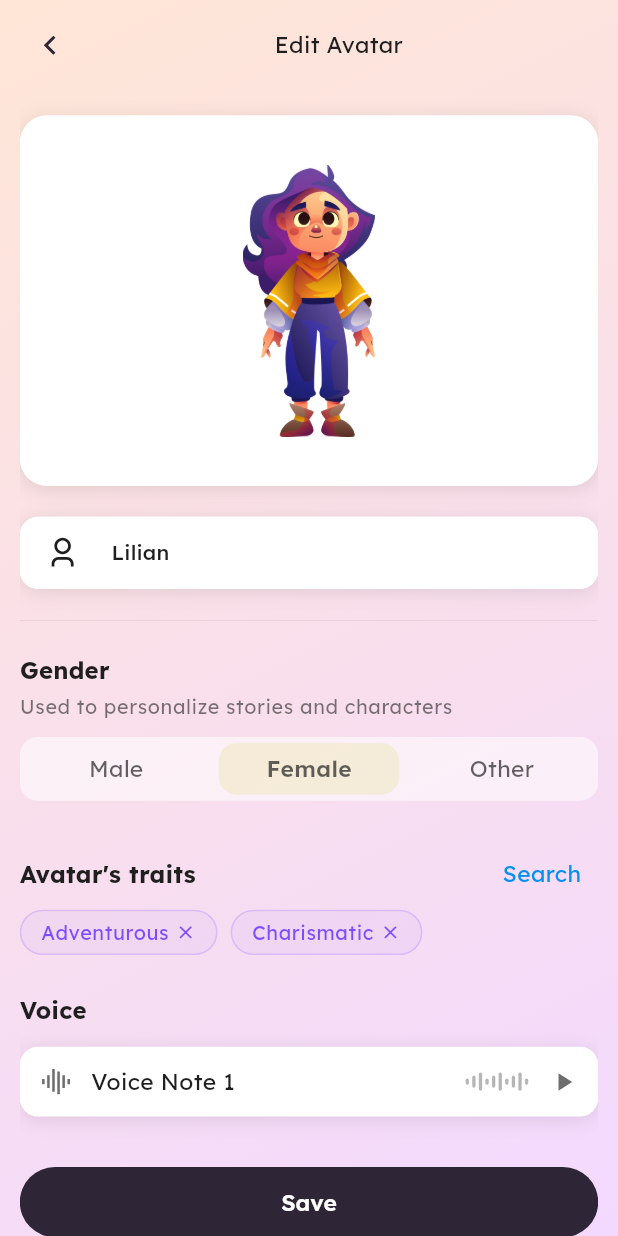
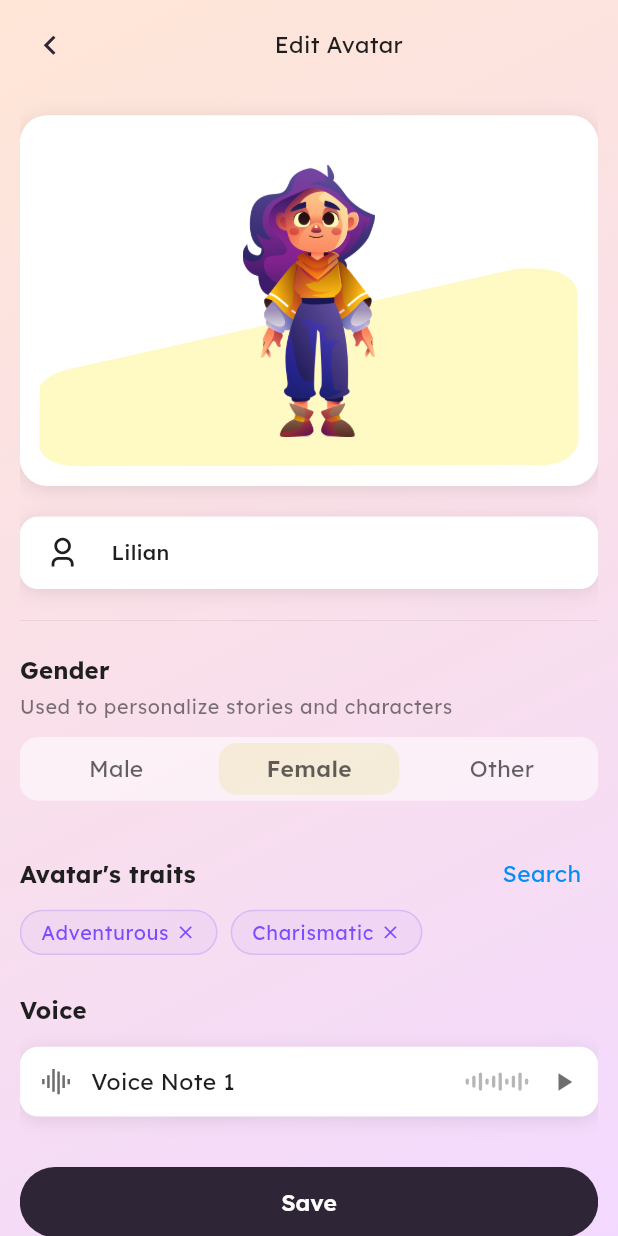
Before and after one commit to ahmadzaib/sleep-app, a Flutter app: the EditAvatarScreen screen opened by its route, on a phone screen of 412 x 824 dp. Run offline on Flutter 3.47's test engine with Material 3 defaults, Android fonts, the phone set to English and light mode, and no system bars; drawn by our look-alikes of zoom_tap_animation; our stand-ins replace cached_network_image, dio, dropdown_button2, firebase_core, flutter_screenutil, flutter_secure_storage and 10 more; missing offline and left inert: super_tooltip, svg_flutter; accounts and stored records are empty.

Commit message:
feat: avatar bg clip added

```diff
--- a/lib/features/avatar/views/edit_avatar_screen.dart
+++ b/lib/features/avatar/views/edit_avatar_screen.dart
@@ -4,6 +4,7 @@ import 'package:avatar_flow/core/constants/app_images.dart';
 import 'package:avatar_flow/core/theme/app_theme_extension.dart';
 import 'package:avatar_flow/core/utils/spacing.dart';
 import 'package:avatar_flow/features/avatar/views/components/voice_note_tile.dart';
+import 'package:avatar_flow/features/avatar_detail/views/components/avatar_section.dart';
 import 'package:avatar_flow/widgets/bg_widget.dart';
 import 'package:avatar_flow/widgets/custom_app_bar.dart';
 import 'package:avatar_flow/widgets/custom_button.dart';
@@ -56,6 +57,20 @@ class _EditAvatarScreenState extends State<EditAvatarScreen> {
                         ),
                         child: Stack(
                           children: [
+                            Align(
+                              alignment: Alignment.bottomCenter,
+                              child: Padding(
+                                padding: AppConstants.defaultAllPadding,
+                                child: ClipPath(
+                                  clipper: MyClipper(),
+                                  child: Container(
+                                    width: 1.sw,
+                                    height: 0.16.sh,
+                                    color: Colors.yellow.withValues(alpha: .3),
+                                  ),
+                                ),
+                              ),
+                            ),
                             Center(
                               child: Image.asset(
                                 AppImagesPng.dummyImage,
```
